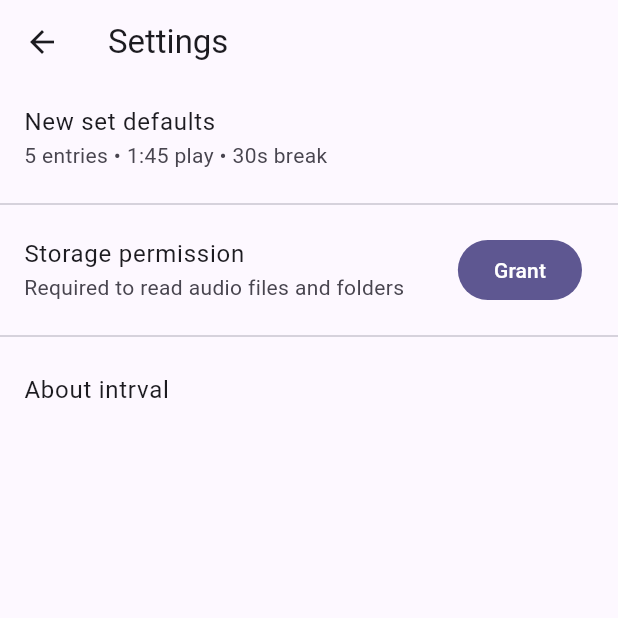
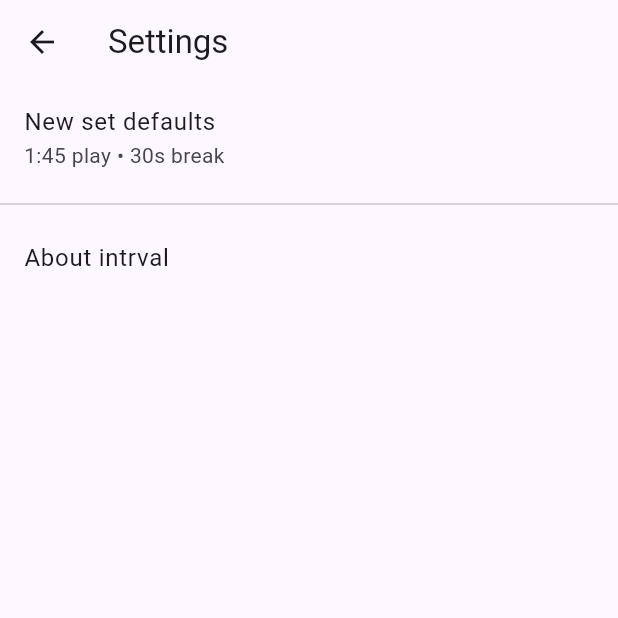
Before and after one commit to redevined/intrval-music-player, a Flutter app: the SettingsScreen screen opened directly, on a phone screen of 412 x 824 dp, the top half of it. Run offline on Flutter 3.47's test engine with Material 3 defaults, Android fonts, the phone set to English and light mode, and no system bars; our stand-ins replace audio_service, drift, flutter_riverpod, just_audio; missing offline and left inert: audiotags, just_waveform, saf; accounts and stored records are empty; generated files the repository leaves out were written again.

Commit message:
Settings: remove non-functional Storage permission button

```diff
--- a/lib/features/settings/settings_screen.dart
+++ b/lib/features/settings/settings_screen.dart
@@ -1,5 +1,4 @@
 import 'package:flutter/material.dart';
-import 'package:permission_handler/permission_handler.dart';
 
 import '../../core/constants.dart';
 
@@ -15,21 +14,8 @@ class SettingsScreen extends StatelessWidget {
           ListTile(
             title: const Text('New set defaults'),
             subtitle: Text(
-              '${AppDefaults.newSetEntryCount} entries \u2022 '
               '${AppDefaults.playDurationSeconds ~/ 60}:${(AppDefaults.playDurationSeconds % 60).toString().padLeft(2, '0')} play \u2022 '
               '${AppDefaults.breakSeconds}s break',
-            ),
-          ),
-          const Divider(),
-          ListTile(
-            title: const Text('Storage permission'),
-            subtitle: const Text('Required to read audio files and folders'),
-            trailing: FilledButton(
-              onPressed: () async {
-                await Permission.audio.request();
-                await Permission.manageExternalStorage.request();
-              },
-              child: const Text('Grant'),
             ),
           ),
           const Divider(),
```
